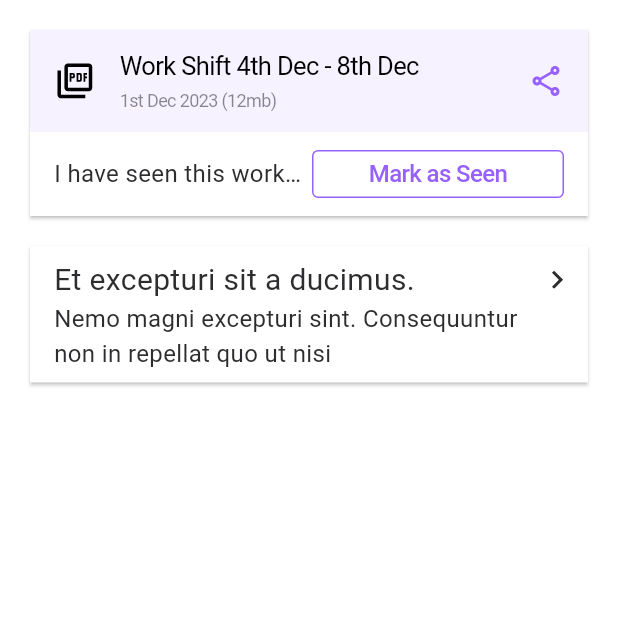
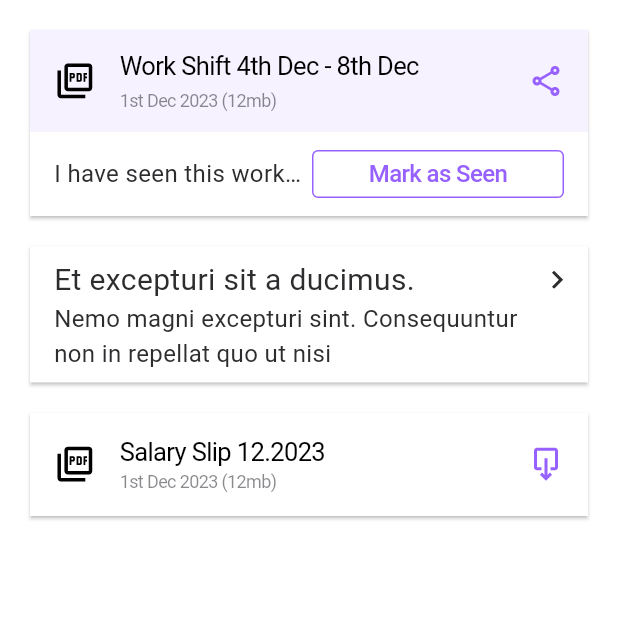
Before and after one commit to VijayHonnegowda/employee_mobile_app, a Flutter app: the screen it shows after launch, on a phone screen of 412 x 824 dp, the top half of it. Run offline on Flutter 3.47's test engine with Material 3 defaults, Android fonts, the phone set to English and light mode, and no system bars; our stand-ins replace cached_network_image, connectivity_plus, country_code_picker, flutter_svg, pinput; Roboto replaces fonts that are missing (Poppins); project files that could hold a hidden picture were left out.

Commit message:
created the documents widget file.

```diff
--- /dev/null
+++ b/lib/src/features/documents/documents_widget.dart
@@ -0,0 +1,19 @@
+import 'package:employee_mobile_app/src/utilities/common_exports.dart';
+
+class DocumentsWidget extends StatelessWidget {
+  const DocumentsWidget({super.key});
+
+  @override
+  Widget build(BuildContext context) {
+    return Card(
+      color: Colors.white,
+      child: AppListTile(
+        contentPadding: EdgeInsets.all(16),
+        text: "Salary Slip 12.2023",
+        subText: const Text("1st Dec 2023 (12mb)"),
+        trailing: SvgPicture.string(SvgIcons.download, color: context.primaryColor,),
+        leading: SvgPicture.string(SvgIcons.pdf, color: Colors.black,),
+      ),
+    );
+  }
+}
--- a/lib/src/features/home/home.dart
+++ b/lib/src/features/home/home.dart
@@ -1,4 +1,3 @@
-
 import 'package:employee_mobile_app/src/utilities/common_exports.dart';
 
 class Home extends StatefulWidget {
@@ -20,6 +19,8 @@ class _HomeState extends State<Home> {
               WorkShiftWidget(),
               SizedBox(height: 12),
               EmployeeLawWidget(),
+              SizedBox(height: 12),
+              DocumentsWidget(),
             ],
           ),
         ),
--- a/lib/src/utilities/common_exports.dart
+++ b/lib/src/utilities/common_exports.dart
@@ -7,6 +7,7 @@ export 'package:employee_mobile_app/initalize_app_resources.dart';
 export 'package:employee_mobile_app/src/utilities/app_constants.dart';
 export 'package:employee_mobile_app/src/controllers/app_controller.dart';
 export 'package:employee_mobile_app/src/services/navigation_services.dart';
+export 'package:employee_mobile_app/src/features/documents/documents_widget.dart';
 export 'package:employee_mobile_app/src/features/work_shift/work_shift_widget.dart';
 export 'package:employee_mobile_app/src/features/employee_law/employee_law_widget.dart';
 export 'package:employee_mobile_app/src/features/employee_law/employee_law_description.dart';
```
